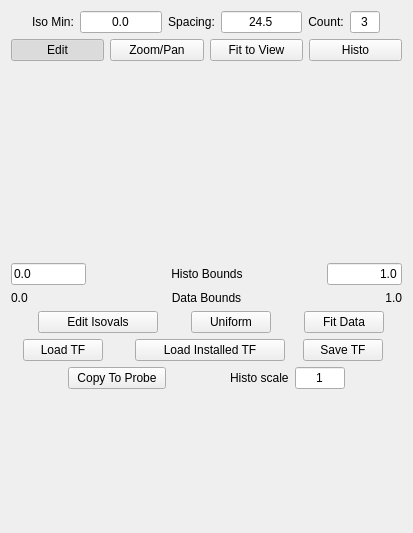
yyr/vapor, file apps/vaporgui/guis/ui/contourIsovalues.ui: the form before one commit.
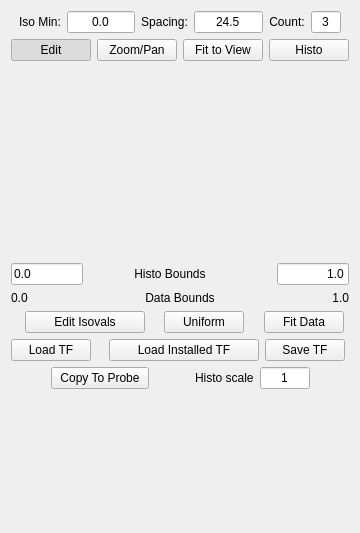
The form after the commit. Custom widgets are drawn as their Qt base class.

Patch:
```diff
--- a/apps/vaporgui/guis/ui/contourIsovalues.ui
+++ b/apps/vaporgui/guis/ui/contourIsovalues.ui
@@ -6,7 +6,7 @@
    <rect>
     <x>0</x>
     <y>0</y>
-    <width>413</width>
+    <width>358</width>
     <height>533</height>
    </rect>
   </property>
```
